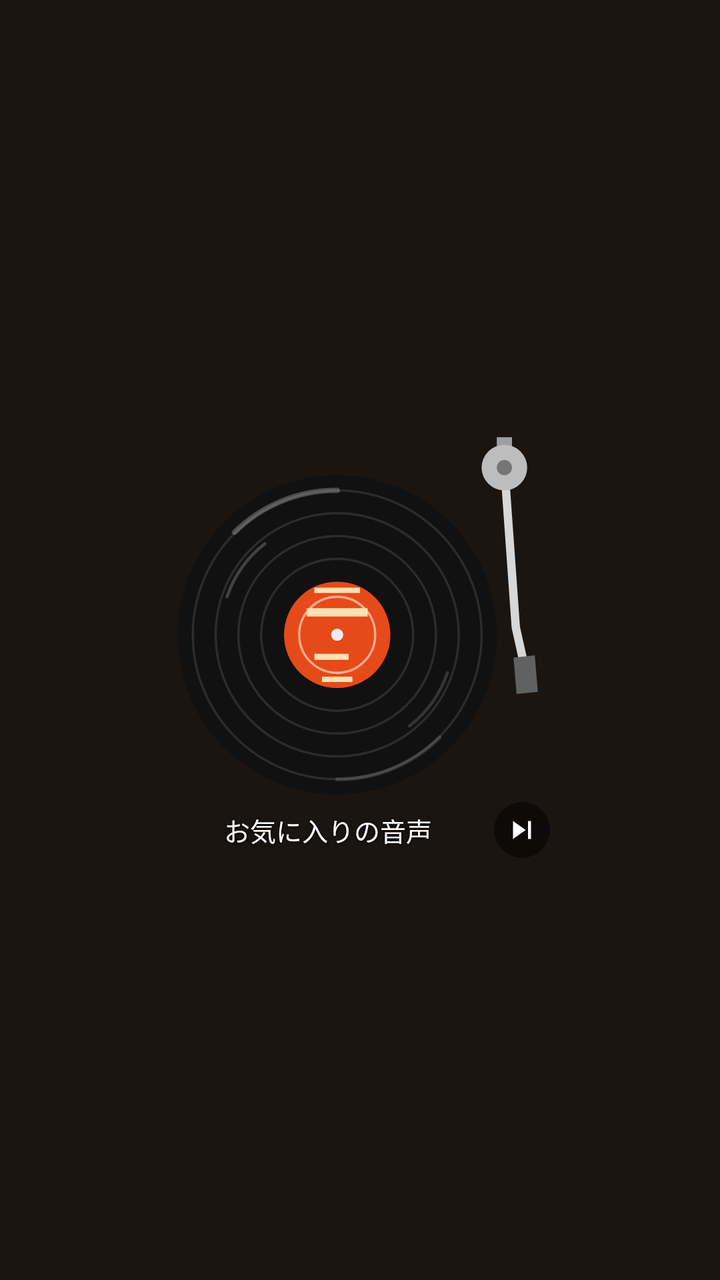
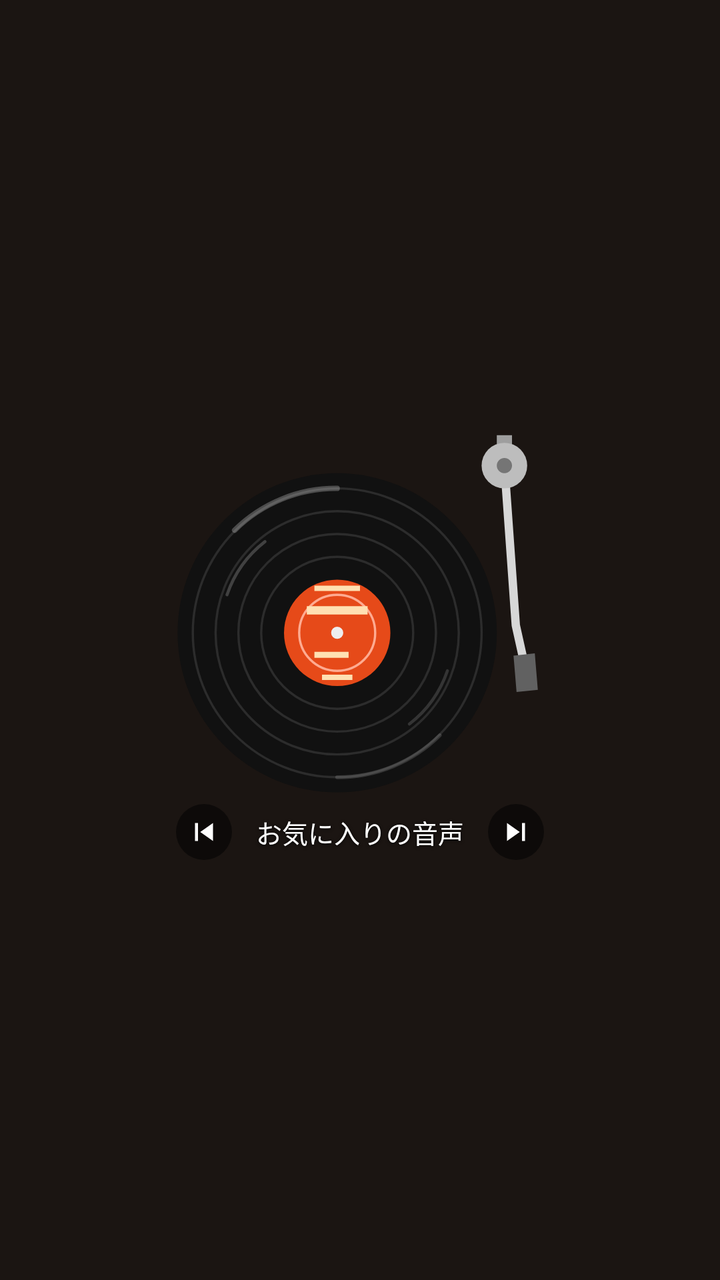

Two renders of the same Android screen: before a commit and after it. Below are the layout's source before the change and the commit's diff.
<!-- AndroidManifest.xml: application theme Theme.RecordWidget -->
<!-- res/layout/widget_record_l.xml -->
<?xml version="1.0" encoding="utf-8"?>
<LinearLayout xmlns:android="http://schemas.android.com/apk/res/android"
    android:id="@android:id/background"
    android:layout_width="match_parent"
    android:layout_height="match_parent"
    android:gravity="center"
    android:orientation="vertical"
    android:padding="4dp">

    <FrameLayout
        android:id="@+id/disc_area"
        android:layout_width="190dp"
        android:layout_height="190dp"
        android:contentDescription="@string/cd_disc_stopped">

        
        <ImageView
            android:id="@+id/disc"
            android:layout_width="match_parent"
            android:layout_height="match_parent"
            android:importantForAccessibility="no"
            android:scaleType="fitXY"
            android:src="@drawable/record_rest_0" />

        <ProgressBar
            android:id="@+id/spin_up_0"
            android:layout_width="match_parent"
            android:layout_height="match_parent"
            android:importantForAccessibility="no"
            android:indeterminate="true"
            android:indeterminateDrawable="@drawable/record_up_0"
            android:indeterminateOnly="true"
            android:maxWidth="1000dp"
            android:maxHeight="1000dp"
            android:minWidth="0dp"
            android:minHeight="0dp"
            android:visibility="gone" />
        <ProgressBar
            android:id="@+id/spin_up_30"
            android:layout_width="match_parent"
            android:layout_height="match_parent"
            android:importantForAccessibility="no"
            android:indeterminate="true"
            android:indeterminateDrawable="@drawable/record_up_30"
            android:indeterminateOnly="true"
            android:maxWidth="1000dp"
            android:maxHeight="1000dp"
            android:minWidth="0dp"
            android:minHeight="0dp"
            android:visibility="gone" />
        <ProgressBar
            android:id="@+id/spin_up_60"
            android:layout_width="match_parent"
            android:layout_height="match_parent"
            android:importantForAccessibility="no"
            android:indeterminate="true"
            android:indeterminateDrawable="@drawable/record_up_60"
            android:indeterminateOnly="true"
            android:maxWidth="1000dp"
            android:maxHeight="1000dp"
            android:minWidth="0dp"
            android:minHeight="0dp"
            android:visibility="gone" />
        <ProgressBar
            android:id="@+id/spin_up_90"
            android:layout_width="match_parent"
            android:layout_height="match_parent"
            android:importantForAccessibility="no"
            android:indeterminate="true"
            android:indeterminateDrawable="@drawable/record_up_90"
            android:indeterminateOnly="true"
            android:maxWidth="1000dp"
            android:maxHeight="1000dp"
            android:minWidth="0dp"
            android:minHeight="0dp"
            android:visibility="gone" />
        <ProgressBar
            android:id="@+id/spin_up_120"
            android:layout_width="match_parent"
            android:layout_height="match_parent"
            android:importantForAccessibility="no"
            android:indeterminate="true"
            android:indeterminateDrawable="@drawable/record_up_120"
            android:indeterminateOnly="true"
            android:maxWidth="1000dp"
            android:maxHeight="1000dp"
            android:minWidth="0dp"
            android:minHeight="0dp"
            android:visibility="gone" />
        <ProgressBar
            android:id="@+id/spin_up_150"
            android:layout_width="match_parent"
            android:layout_height="match_parent"
            android:importantForAccessibility="no"
            android:indeterminate="true"
            android:indeterminateDrawable="@drawable/record_up_150"
            android:indeterminateOnly="true"
            android:maxWidth="1000dp"
            android:maxHeight="1000dp"
            android:minWidth="0dp"
            android:minHeight="0dp"
            android:visibility="gone" />
        <ProgressBar
            android:id="@+id/spin_up_180"
            android:layout_width="match_parent"
            android:layout_height="match_parent"
            android:importantForAccessibility="no"
            android:indeterminate="true"
            android:indeterminateDrawable="@drawable/record_up_180"
            android:indeterminateOnly="true"
            android:maxWidth="1000dp"
            android:maxHeight="1000dp"
            android:minWidth="0dp"
            android:minHeight="0dp"
            android:visibility="gone" />
        <ProgressBar
            android:id="@+id/spin_up_210"
            android:layout_width="match_parent"
            android:layout_height="match_parent"
            android:importantForAccessibility="no"
            android:indeterminate="true"
            android:indeterminateDrawable="@drawable/record_up_210"
            android:indeterminateOnly="true"
            android:maxWidth="1000dp"
            android:maxHeight="1000dp"
            android:minWidth="0dp"
            android:minHeight="0dp"
            android:visibility="gone" />
        <ProgressBar
            android:id="@+id/spin_up_240"
            android:layout_width="match_parent"
            android:layout_height="match_parent"
            android:importantForAccessibility="no"
            android:indeterminate="true"
            android:indeterminateDrawable="@drawable/record_up_240"
            android:indeterminateOnly="true"
            android:maxWidth="1000dp"
            android:maxHeight="1000dp"
            android:minWidth="0dp"
            android:minHeight="0dp"
            android:visibility="gone" />
        <ProgressBar
            android:id="@+id/spin_up_270"
            android:layout_width="match_parent"
            android:layout_height="match_parent"
            android:importantForAccessibility="no"
            android:indeterminate="true"
            android:indeterminateDrawable="@drawable/record_up_270"
            android:indeterminateOnly="true"
            android:maxWidth="1000dp"
            android:maxHeight="1000dp"
            android:minWidth="0dp"
            android:minHeight="0dp"
            android:visibility="gone" />
        <ProgressBar
            android:id="@+id/spin_up_300"
            android:layout_width="match_parent"
            android:layout_height="match_parent"
            android:importantForAccessibility="no"
            android:indeterminate="true"
            android:indeterminateDrawable="@drawable/record_up_300"
            android:indeterminateOnly="true"
            android:maxWidth="1000dp"
            android:maxHeight="1000dp"
            android:minWidth="0dp"
            android:minHeight="0dp"
            android:visibility="gone" />
        <ProgressBar
            android:id="@+id/spin_up_330"
            android:layout_width="match_parent"
            android:layout_height="match_parent"
            android:importantForAccessibility="no"
            android:indeterminate="true"
            android:indeterminateDrawable="@drawable/record_up_330"
            android:indeterminateOnly="true"
            android:maxWidth="1000dp"
            android:maxHeight="1000dp"
            android:minWidth="0dp"
            android:minHeight="0dp"
            android:visibility="gone" />
        <ProgressBar
            android:id="@+id/spin_down_0"
            android:layout_width="match_parent"
            android:layout_height="match_parent"
            android:importantForAccessibility="no"
            android:indeterminate="true"
            android:indeterminateDrawable="@drawable/record_down_0"
            android:indeterminateOnly="true"
            android:maxWidth="1000dp"
            android:maxHeight="1000dp"
            android:minWidth="0dp"
            android:minHeight="0dp"
            android:visibility="gone" />
        <ProgressBar
            android:id="@+id/spin_down_30"
            android:layout_width="match_parent"
            android:layout_height="match_parent"
            android:importantForAccessibility="no"
            android:indeterminate="true"
            android:indeterminateDrawable="@drawable/record_down_30"
            android:indeterminateOnly="true"
            android:maxWidth="1000dp"
            android:maxHeight="1000dp"
            android:minWidth="0dp"
            android:minHeight="0dp"
            android:visibility="gone" />
        <ProgressBar
            android:id="@+id/spin_down_60"
            android:layout_width="match_parent"
            android:layout_height="match_parent"
            android:importantForAccessibility="no"
            android:indeterminate="true"
            android:indeterminateDrawable="@drawable/record_down_60"
            android:indeterminateOnly="true"
            android:maxWidth="1000dp"
            android:maxHeight="1000dp"
            android:minWidth="0dp"
            android:minHeight="0dp"
            android:visibility="gone" />
        <ProgressBar
            android:id="@+id/spin_down_90"
            android:layout_width="match_parent"
            android:layout_height="match_parent"
            android:importantForAccessibility="no"
            android:indeterminate="true"
            android:indeterminateDrawable="@drawable/record_down_90"
            android:indeterminateOnly="true"
            android:maxWidth="1000dp"
            android:maxHeight="1000dp"
            android:minWidth="0dp"
            android:minHeight="0dp"
            android:visibility="gone" />
        <ProgressBar
            android:id="@+id/spin_down_120"
            android:layout_width="match_parent"
            android:layout_height="match_parent"
            android:importantForAccessibility="no"
            android:indeterminate="true"
            android:indeterminateDrawable="@drawable/record_down_120"
            android:indeterminateOnly="true"
            android:maxWidth="1000dp"
            android:maxHeight="1000dp"
            android:minWidth="0dp"
            android:minHeight="0dp"
            android:visibility="gone" />
        <ProgressBar
            android:id="@+id/spin_down_150"
            android:layout_width="match_parent"
            android:layout_height="match_parent"
            android:importantForAccessibility="no"
            android:indeterminate="true"
            android:indeterminateDrawable="@drawable/record_down_150"
            android:indeterminateOnly="true"
            android:maxWidth="1000dp"
            android:maxHeight="1000dp"
            android:minWidth="0dp"
            android:minHeight="0dp"
            android:visibility="gone" />
        <ProgressBar
            android:id="@+id/spin_down_180"
            android:layout_width="match_parent"
            android:layout_height="match_parent"
            android:importantForAccessibility="no"
            android:indeterminate="true"
            android:indeterminateDrawable="@drawable/record_down_180"
            android:indeterminateOnly="true"
            android:maxWidth="1000dp"
            android:maxHeight="1000dp"
            android:minWidth="0dp"
            android:minHeight="0dp"
            android:visibility="gone" />
        <ProgressBar
            android:id="@+id/spin_down_210"
            android:layout_width="match_parent"
            android:layout_height="match_parent"
            android:importantForAccessibility="no"
            android:indeterminate="true"
            android:indeterminateDrawable="@drawable/record_down_210"
            android:indeterminateOnly="true"
            android:maxWidth="1000dp"
            android:maxHeight="1000dp"
            android:minWidth="0dp"
            android:minHeight="0dp"
            android:visibility="gone" />
        <ProgressBar
            android:id="@+id/spin_down_240"
            android:layout_width="match_parent"
            android:layout_height="match_parent"
            android:importantForAccessibility="no"
            android:indeterminate="true"
            android:indeterminateDrawable="@drawable/record_down_240"
            android:indeterminateOnly="true"
            android:maxWidth="1000dp"
            android:maxHeight="1000dp"
            android:minWidth="0dp"
            android:minHeight="0dp"
            android:visibility="gone" />
        <ProgressBar
            android:id="@+id/spin_down_270"
            android:layout_width="match_parent"
            android:layout_height="match_parent"
            android:importantForAccessibility="no"
            android:indeterminate="true"
            android:indeterminateDrawable="@drawable/record_down_270"
            android:indeterminateOnly="true"
            android:maxWidth="1000dp"
            android:maxHeight="1000dp"
            android:minWidth="0dp"
            android:minHeight="0dp"
            android:visibility="gone" />
        <ProgressBar
            android:id="@+id/spin_down_300"
            android:layout_width="match_parent"
            android:layout_height="match_parent"
            android:importantForAccessibility="no"
            android:indeterminate="true"
            android:indeterminateDrawable="@drawable/record_down_300"
            android:indeterminateOnly="true"
            android:maxWidth="1000dp"
            android:maxHeight="1000dp"
            android:minWidth="0dp"
            android:minHeight="0dp"
            android:visibility="gone" />
        <ProgressBar
            android:id="@+id/spin_down_330"
            android:layout_width="match_parent"
            android:layout_height="match_parent"
            android:importantForAccessibility="no"
            android:indeterminate="true"
            android:indeterminateDrawable="@drawable/record_down_330"
            android:indeterminateOnly="true"
            android:maxWidth="1000dp"
            android:maxHeight="1000dp"
            android:minWidth="0dp"
            android:minHeight="0dp"
            android:visibility="gone" />

        
        <ImageView
            android:id="@+id/thumb"
            android:layout_width="41.8dp"
            android:layout_height="41.8dp"
            android:layout_gravity="left|top"
            android:layout_marginLeft="62.7dp"
            android:layout_marginTop="85.5dp"
            android:importantForAccessibility="no"
            android:scaleType="centerCrop"
            android:visibility="gone" />

        <ImageView
            android:layout_width="match_parent"
            android:layout_height="match_parent"
            android:importantForAccessibility="no"
            android:scaleType="fitXY"
            android:src="@drawable/record_sheen" />

        <ImageView
            android:id="@+id/tonearm"
            android:layout_width="match_parent"
            android:layout_height="match_parent"
            android:importantForAccessibility="no"
            android:scaleType="fitXY"
            android:src="@drawable/tonearm_up" />
    </FrameLayout>

    <include
        layout="@layout/widget_title_row"
        android:layout_width="190dp"
        android:layout_height="wrap_content" />
</LinearLayout>
<!-- res/layout/widget_title_row.xml (included above) -->
<?xml version="1.0" encoding="utf-8"?>
<LinearLayout xmlns:android="http://schemas.android.com/apk/res/android"
    android:layout_width="match_parent"
    android:layout_height="wrap_content"
    android:layout_marginTop="2dp"
    android:gravity="center_vertical"
    android:orientation="horizontal">

    <TextView
        android:id="@+id/title"
        android:layout_width="0dp"
        android:layout_height="wrap_content"
        android:layout_weight="1"
        android:ellipsize="end"
        android:gravity="center_horizontal"
        android:maxLines="1"
        android:shadowColor="#E6000000"
        android:shadowDx="0"
        android:shadowDy="1"
        android:shadowRadius="4"
        android:singleLine="true"
        android:text="@string/widget_preview_title"
        android:textColor="#FFFFFFFF"
        android:textSize="13sp" />

    <ImageButton
        android:id="@+id/next"
        android:layout_width="28dp"
        android:layout_height="28dp"
        android:layout_marginStart="4dp"
        android:background="@drawable/next_bg"
        android:contentDescription="@string/cd_next"
        android:padding="5dp"
        android:scaleType="fitCenter"
        android:src="@drawable/ic_next" />
</LinearLayout>
<!-- resources referenced by this layout -->
<resources>
  <!-- drawable ic_next (drawable) -->
  <?xml version="1.0" encoding="utf-8"?>
  <vector xmlns:android="http://schemas.android.com/apk/res/android"
      android:width="24dp"
      android:height="24dp"
      android:viewportWidth="24"
      android:viewportHeight="24">
      <path
          android:fillColor="#FFFFFFFF"
          android:pathData="M6,18l8.5,-6L6,6v12zM16,6v12h2V6h-2z" />
  </vector>
  <!-- drawable next_bg (drawable) -->
  <?xml version="1.0" encoding="utf-8"?>
  <shape xmlns:android="http://schemas.android.com/apk/res/android" android:shape="oval">
      <solid android:color="#80000000" />
  </shape>
  <!-- drawable record_sheen (drawable) -->
  <?xml version="1.0" encoding="utf-8"?>
  <vector xmlns:android="http://schemas.android.com/apk/res/android"
      android:width="100dp"
      android:height="100dp"
      android:viewportWidth="100"
      android:viewportHeight="100">
      <path
          android:pathData="M17,29a38,38 0,0 1,27 -11"
          android:strokeLineCap="round"
          android:strokeWidth="1.4"
          android:strokeColor="#40FFFFFF" />
      <path
          android:pathData="M71,83a38,38 0,0 1,-27 11"
          android:strokeLineCap="round"
          android:strokeWidth="1"
          android:strokeColor="#26FFFFFF" />
  </vector>
  <!-- drawable tonearm_up (drawable) -->
  <?xml version="1.0" encoding="utf-8"?>
  <vector xmlns:android="http://schemas.android.com/apk/res/android"
      android:width="100dp"
      android:height="100dp"
      android:viewportWidth="100"
      android:viewportHeight="100">
      <group
          android:name="arm"
          android:pivotX="88"
          android:pivotY="12"
          android:rotation="0">
          
          <path
              android:fillColor="#FF9E9E9E"
              android:pathData="M86,4h4v5h-4z" />
          
          <path
              android:pathData="M88,12L91,54L93,63"
              android:strokeLineCap="round"
              android:strokeLineJoin="round"
              android:strokeWidth="2.2"
              android:strokeColor="#FFD7D7D7" />
          
          <path
              android:fillColor="#FF616161"
              android:pathData="M90.4,62L96,61.4L96.8,71L91.2,71.6z" />
      </group>
      
      <path
          android:fillColor="#FFBDBDBD"
          android:pathData="M82,12a6,6 0,1 0,12 0a6,6 0,1 0,-12 0z" />
      <path
          android:fillColor="#FF757575"
          android:pathData="M86,12a2,2 0,1 0,4 0a2,2 0,1 0,-4 0z" />
  </vector>
  <string name="cd_disc_stopped">レコード。タップで再生</string>
  <string name="cd_next">次の曲</string>
  <string name="widget_preview_title">お気に入りの音声</string>
  <style name="Theme.RecordWidget" parent="Theme.AppCompat">
          <item name="colorPrimary">@color/shop_surface</item>
          <item name="colorPrimaryDark">@color/shop_bg</item>
          <item name="colorAccent">@color/shop_accent</item>
          <item name="android:windowBackground">@color/shop_bg</item>
          <item name="android:textColorPrimary">@color/shop_text</item>
          <item name="android:textColorSecondary">@color/shop_text_sub</item>
      </style>
  <color name="shop_surface">#FF2A211C</color>
  <color name="shop_bg">#FF1B1512</color>
  <color name="shop_accent">#FFE64A19</color>
  <color name="shop_text">#FFF3E6D8</color>
  <color name="shop_text_sub">#FFB8A593</color>
  <!-- unchanged entries left out for length: 36 -->
</resources>

<!-- the commit's change to res/layout/widget_record_l.xml (unified diff, before → after) -->
@@ -363,45 +363,52 @@
             android:src="@drawable/tonearm_up" />
     </FrameLayout>
 
-    <include
-        layout="@layout/widget_title_row"
+    
+    <LinearLayout
         android:layout_width="190dp"
-        android:layout_height="wrap_content" />
+        android:layout_height="wrap_content"
+        android:layout_marginTop="2dp"
+        android:gravity="center"
+        android:orientation="horizontal">
+
+        <ImageButton
+            android:id="@+id/prev"
+            android:layout_width="28dp"
+            android:layout_height="28dp"
+            android:layout_marginHorizontal="3dp"
+            android:background="@drawable/next_bg"
+            android:contentDescription="@string/cd_prev"
+            android:padding="5dp"
+            android:scaleType="fitCenter"
+            android:src="@drawable/ic_prev" />
+
+        <TextView
+            android:id="@+id/title"
+            android:layout_width="0dp"
+            android:layout_height="wrap_content"
+            android:layout_weight="1"
+            android:layout_marginHorizontal="4dp"
+            android:ellipsize="end"
+            android:gravity="center_horizontal"
+            android:maxLines="1"
+            android:shadowColor="#E6000000"
+            android:shadowDx="0"
+            android:shadowDy="1"
+            android:shadowRadius="4"
+            android:singleLine="true"
+            android:text="@string/widget_preview_title"
+            android:textColor="#FFFFFFFF"
+            android:textSize="13sp" />
+
+        <ImageButton
+            android:id="@+id/next"
+            android:layout_width="28dp"
+            android:layout_height="28dp"
+            android:layout_marginHorizontal="3dp"
+            android:background="@drawable/next_bg"
+            android:contentDescription="@string/cd_next"
+            android:padding="5dp"
+            android:scaleType="fitCenter"
+            android:src="@drawable/ic_next" />
+    </LinearLayout>
 </LinearLayout>
-<!-- res/layout/widget_title_row.xml (included above) -->
-<?xml version="1.0" encoding="utf-8"?>
-<LinearLayout xmlns:android="http://schemas.android.com/apk/res/android"
-    android:layout_width="match_parent"
-    android:layout_height="wrap_content"
-    android:layout_marginTop="2dp"
-    android:gravity="center_vertical"
-    android:orientation="horizontal">
-
-    <TextView
-        android:id="@+id/title"
-        android:layout_width="0dp"
-        android:layout_height="wrap_content"
-        android:layout_weight="1"
-        android:ellipsize="end"
-        android:gravity="center_horizontal"
-        android:maxLines="1"
-        android:shadowColor="#E6000000"
-        android:shadowDx="0"
-        android:shadowDy="1"
-        android:shadowRadius="4"
-        android:singleLine="true"
-        android:text="@string/widget_preview_title"
-        android:textColor="#FFFFFFFF"
-        android:textSize="13sp" />
-
-    <ImageButton
-        android:id="@+id/next"
-        android:layout_width="28dp"
-        android:layout_height="28dp"
-        android:layout_marginStart="4dp"
-        android:background="@drawable/next_bg"
-        android:contentDescription="@string/cd_next"
-        android:padding="5dp"
-        android:scaleType="fitCenter"
-        android:src="@drawable/ic_next" />
-</LinearLayout>
<!-- resource entries referenced after the edit -->
@@ -10,6 +10,17 @@
       <path
           android:fillColor="#FFFFFFFF"
           android:pathData="M6,18l8.5,-6L6,6v12zM16,6v12h2V6h-2z" />
+  </vector>
+  <!-- drawable ic_prev (drawable) -->
+  <?xml version="1.0" encoding="utf-8"?>
+  <vector xmlns:android="http://schemas.android.com/apk/res/android"
+      android:width="24dp"
+      android:height="24dp"
+      android:viewportWidth="24"
+      android:viewportHeight="24">
+      <path
+          android:fillColor="#FFFFFFFF"
+          android:pathData="M6,6h2v12H6zM9.5,12l8.5,6V6z" />
   </vector>
   <!-- drawable next_bg (drawable) -->
   <?xml version="1.0" encoding="utf-8"?>
@@ -72,6 +83,7 @@
   </vector>
   <string name="cd_disc_stopped">レコード。タップで再生</string>
   <string name="cd_next">次の曲</string>
+  <string name="cd_prev">前の曲</string>
   <string name="widget_preview_title">お気に入りの音声</string>
   <style name="Theme.RecordWidget" parent="Theme.AppCompat">
           <item name="colorPrimary">@color/shop_surface</item>
